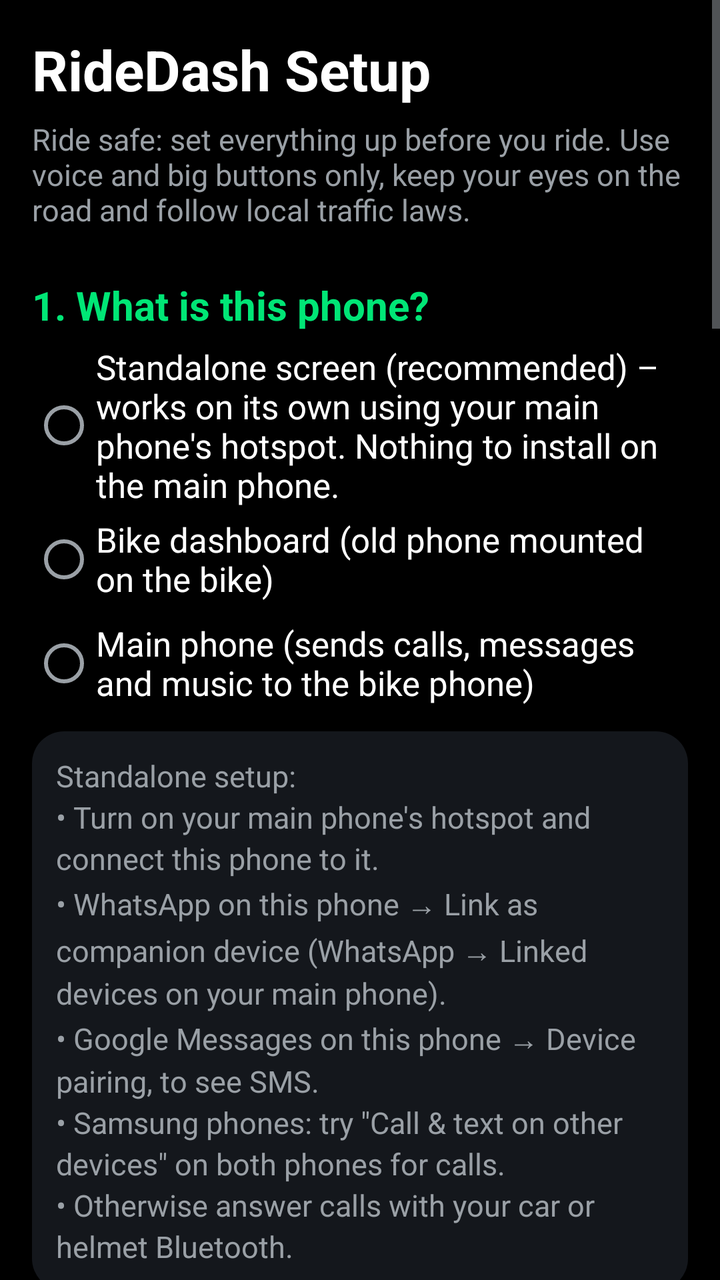
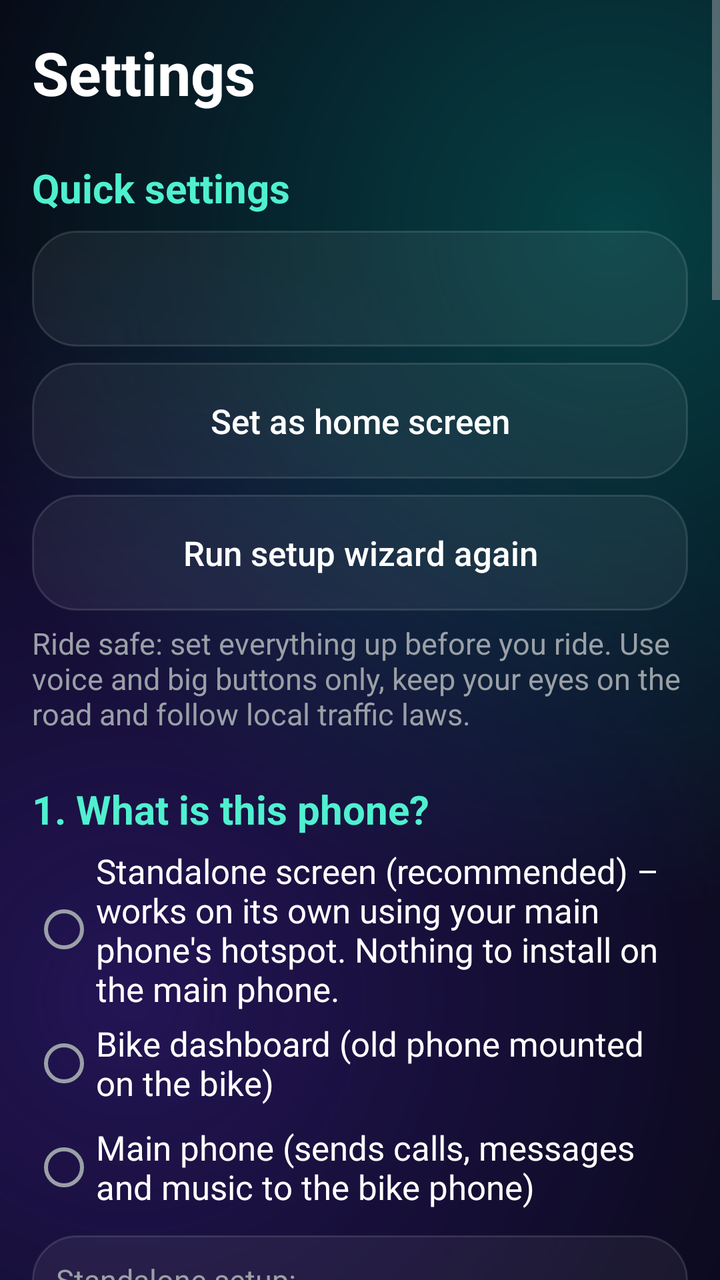

The first picture is an Android layout as it rendered before a commit; the second is the same layout after the commit. The layout source and the unified diff follow.
<!-- AndroidManifest.xml: application theme Theme.RideDash -->
<!-- res/layout/activity_setup.xml -->
<?xml version="1.0" encoding="utf-8"?>
<ScrollView xmlns:android="http://schemas.android.com/apk/res/android"
    android:layout_width="match_parent"
    android:layout_height="match_parent"
    android:background="@color/bg">

    <LinearLayout
        android:layout_width="match_parent"
        android:layout_height="wrap_content"
        android:orientation="vertical"
        android:padding="16dp">

        <TextView
            android:layout_width="match_parent"
            android:layout_height="wrap_content"
            android:text="@string/setup"
            android:textColor="@color/text"
            android:textSize="28sp"
            android:textStyle="bold" />

        <TextView
            style="@style/Body"
            android:text="@string/safety" />

        
        <TextView
            style="@style/Heading"
            android:text="@string/h_mode" />

        <RadioGroup
            android:id="@+id/modeGroup"
            android:layout_width="match_parent"
            android:layout_height="wrap_content"
            android:layout_marginTop="6dp">

            <RadioButton
                android:id="@+id/modeStandalone"
                android:layout_width="match_parent"
                android:layout_height="wrap_content"
                android:minHeight="52dp"
                android:text="@string/mode_standalone"
                android:textColor="@color/text"
                android:textSize="17sp" />

            <RadioButton
                android:id="@+id/modeDashboard"
                android:layout_width="match_parent"
                android:layout_height="wrap_content"
                android:minHeight="52dp"
                android:text="@string/mode_dashboard"
                android:textColor="@color/text"
                android:textSize="17sp" />

            <RadioButton
                android:id="@+id/modeCompanion"
                android:layout_width="match_parent"
                android:layout_height="wrap_content"
                android:minHeight="52dp"
                android:text="@string/mode_companion"
                android:textColor="@color/text"
                android:textSize="17sp" />
        </RadioGroup>

        <TextView
            android:id="@+id/standaloneHelp"
            style="@style/Body"
            android:layout_marginTop="8dp"
            android:background="@drawable/bg_card"
            android:lineSpacingExtra="3dp"
            android:padding="12dp"
            android:text="@string/standalone_help" />

        <TextView
            style="@style/Heading"
            android:text="@string/h_layout" />

        <RadioGroup
            android:id="@+id/layoutGroup"
            android:layout_width="match_parent"
            android:layout_height="wrap_content"
            android:layout_marginTop="6dp">

            <RadioButton
                android:id="@+id/layoutAuto"
                android:layout_width="match_parent"
                android:layout_height="wrap_content"
                android:minHeight="48dp"
                android:text="@string/layout_auto"
                android:textColor="@color/text"
                android:textSize="17sp" />

            <RadioButton
                android:id="@+id/layoutBike"
                android:layout_width="match_parent"
                android:layout_height="wrap_content"
                android:minHeight="48dp"
                android:text="@string/layout_bike"
                android:textColor="@color/text"
                android:textSize="17sp" />

            <RadioButton
                android:id="@+id/layoutCar"
                android:layout_width="match_parent"
                android:layout_height="wrap_content"
                android:minHeight="48dp"
                android:text="@string/layout_car"
                android:textColor="@color/text"
                android:textSize="17sp" />
        </RadioGroup>

        
        <TextView
            style="@style/Heading"
            android:text="@string/h_perms" />

        <TextView
            android:id="@+id/permStatus"
            style="@style/Body"
            android:lineSpacingExtra="4dp"
            android:textColor="@color/text" />

        <Button
            android:id="@+id/btnNotifAccess"
            style="@style/SetupBtn"
            android:text="@string/btn_notif" />

        <Button
            android:id="@+id/btnPerms"
            style="@style/SetupBtn"
            android:text="@string/btn_perms" />

        <Button
            android:id="@+id/btnHome"
            style="@style/SetupBtn"
            android:text="@string/btn_home" />

        <Button
            android:id="@+id/btnBattery"
            style="@style/SetupBtn"
            android:text="@string/btn_battery" />

        <LinearLayout
            android:id="@+id/pairingSection"
            android:layout_width="match_parent"
            android:layout_height="wrap_content"
            android:orientation="vertical">

            
            <TextView
                style="@style/Heading"
                android:text="@string/h_link" />

            <TextView
                style="@style/Body"
                android:text="@string/link_help" />

            <TextView
                android:id="@+id/peerText"
                style="@style/Body"
                android:textColor="@color/text"
                android:textStyle="bold" />

            <TextView
                android:id="@+id/linkStatusText"
                style="@style/Body" />

            <Button
                android:id="@+id/btnBluetooth"
                style="@style/SetupBtn"
                android:text="@string/btn_bt_settings" />

            <Button
                android:id="@+id/btnStartPairing"
                style="@style/SetupBtn"
                android:text="@string/btn_start_pairing" />

            <Button
                android:id="@+id/btnPickPeer"
                style="@style/SetupBtn"
                android:text="@string/btn_pick_peer" />

            <Button
                android:id="@+id/btnPairNow"
                style="@style/SetupBtn"
                android:text="@string/btn_pair_now" />

            <Button
                android:id="@+id/btnForget"
                style="@style/SetupBtn"
                android:text="@string/btn_forget" />
        </LinearLayout>

        
        <TextView
            style="@style/Heading"
            android:text="@string/h_favs" />

        <EditText
            android:id="@+id/fav1"
            style="@style/Field"
            android:hint="@string/fav_hint"
            android:inputType="text" />

        <EditText
            android:id="@+id/fav2"
            style="@style/Field"
            android:hint="@string/fav_hint"
            android:inputType="text" />

        <EditText
            android:id="@+id/fav3"
            style="@style/Field"
            android:hint="@string/fav_hint"
            android:inputType="text" />

        <TextView
            style="@style/Heading"
            android:text="@string/h_sos" />

        <EditText
            android:id="@+id/sosContact"
            style="@style/Field"
            android:hint="@string/sos_hint"
            android:inputType="text" />

        
        <TextView
            style="@style/Heading"
            android:text="@string/h_replies" />

        <EditText
            android:id="@+id/quickReplies"
            style="@style/Field"
            android:gravity="top|start"
            android:inputType="textMultiLine"
            android:minLines="4" />

        <CheckBox
            android:id="@+id/readAloud"
            android:layout_width="match_parent"
            android:layout_height="wrap_content"
            android:layout_marginTop="16dp"
            android:minHeight="52dp"
            android:text="@string/read_aloud"
            android:textColor="@color/text"
            android:textSize="17sp" />

        <Button
            android:id="@+id/btnSave"
            style="@style/SetupBtn"
            android:layout_height="72dp"
            android:layout_marginTop="24dp"
            android:layout_marginBottom="32dp"
            android:background="@drawable/bg_accent"
            android:text="@string/save"
            android:textSize="20sp"
            android:textStyle="bold" />
    </LinearLayout>
</ScrollView>
<!-- resources referenced by this layout -->
<resources>
  <color name="bg">#000000</color>
  <color name="text">#FFFFFF</color>
  <!-- drawable bg_card (drawable) -->
  <?xml version="1.0" encoding="utf-8"?>
  <shape xmlns:android="http://schemas.android.com/apk/res/android" android:shape="rectangle">
      <solid android:color="@color/card" />
      <corners android:radius="16dp" />
  </shape>
  <string name="btn_bt_settings">Open Bluetooth settings</string>
  <string name="btn_forget">Forget paired phone</string>
  <string name="btn_notif">Allow notification access</string>
  <string name="btn_pick_peer">Main phone: choose bike phone</string>
  <string name="h_favs">4. Favourite contacts</string>
  <string name="h_layout">Screen layout</string>
  <string name="h_link">3. Secure pairing of the two phones</string>
  <string name="h_mode">1. What is this phone?</string>
  <string name="h_perms">2. Permissions</string>
  <string name="h_replies">5. Quick replies (one per line)</string>
  <string name="h_sos">SOS contact</string>
  <string name="layout_bike">Bike – always portrait</string>
  <string name="layout_car">Car – always landscape</string>
  <string name="save">SAVE AND START</string>
  <string name="setup">RideDash Setup</string>
  <style name="Heading">
          <item name="android:layout_width">match_parent</item>
          <item name="android:layout_height">wrap_content</item>
          <item name="android:layout_marginTop">24dp</item>
          <item name="android:textColor">@color/accent</item>
          <item name="android:textSize">20sp</item>
          <item name="android:textStyle">bold</item>
      </style>
  <style name="SetupBtn">
          <item name="android:layout_width">match_parent</item>
          <item name="android:layout_height">60dp</item>
          <item name="android:layout_marginTop">8dp</item>
          <item name="android:background">@drawable/bg_tile</item>
          <item name="android:textColor">@color/text</item>
          <item name="android:textSize">17sp</item>
          <item name="android:textAllCaps">false</item>
      </style>
  <style name="Theme.RideDash" parent="Theme.AppCompat.NoActionBar">
          <item name="colorPrimary">@color/accent</item>
          <item name="colorPrimaryDark">@color/bg</item>
          <item name="colorAccent">@color/accent</item>
          <item name="android:windowBackground">@color/bg</item>
          <item name="android:textColorPrimary">@color/text</item>
          <item name="android:textColorSecondary">@color/text_secondary</item>
      </style>
  <color name="answer_pressed">#009624</color>
  <color name="answer">#00C853</color>
  <color name="card">#14171C</color>
  <color name="text_secondary">#9AA0A6</color>
  <color name="accent">#00E676</color>
  <!-- drawable bg_tile (drawable) -->
  <?xml version="1.0" encoding="utf-8"?>
  <selector xmlns:android="http://schemas.android.com/apk/res/android">
      <item android:state_pressed="true">
          <shape android:shape="rectangle">
              <solid android:color="@color/tile_pressed" />
              <corners android:radius="16dp" />
          </shape>
      </item>
      <item>
          <shape android:shape="rectangle">
              <solid android:color="@color/tile" />
              <corners android:radius="16dp" />
              <stroke android:width="1dp" android:color="@color/stroke" />
          </shape>
      </item>
  </selector>
  <color name="tile_pressed">#323A45</color>
  <color name="tile">#1E232A</color>
  <color name="stroke">#2C333C</color>
  <!-- unchanged entries left out for length: 18 -->
</resources>

<!-- the commit's change to res/layout/activity_setup.xml (unified diff, before → after) -->
@@ -2,7 +2,7 @@
 <ScrollView xmlns:android="http://schemas.android.com/apk/res/android"
     android:layout_width="match_parent"
     android:layout_height="match_parent"
-    android:background="@color/bg">
+    android:background="@drawable/bg_glow">
 
     <LinearLayout
         android:layout_width="match_parent"
@@ -13,10 +13,28 @@
         <TextView
             android:layout_width="match_parent"
             android:layout_height="wrap_content"
-            android:text="@string/setup"
+            android:text="@string/settings"
             android:textColor="@color/text"
-            android:textSize="28sp"
+            android:textSize="30sp"
             android:textStyle="bold" />
+
+        <TextView
+            style="@style/Heading"
+            android:text="@string/h_quick" />
+
+        <Button
+            android:id="@+id/btnMusicApp"
+            style="@style/SetupBtn" />
+
+        <Button
+            android:id="@+id/btnSetHome"
+            style="@style/SetupBtn"
+            android:text="@string/wiz_home_title" />
+
+        <Button
+            android:id="@+id/btnWizard"
+            style="@style/SetupBtn"
+            android:text="@string/run_wizard" />
 
         <TextView
             style="@style/Body"
<!-- resource entries referenced after the edit -->
@@ -4,10 +4,31 @@
   <color name="text">#FFFFFF</color>
   <!-- drawable bg_card (drawable) -->
   <?xml version="1.0" encoding="utf-8"?>
-  <shape xmlns:android="http://schemas.android.com/apk/res/android" android:shape="rectangle">
-      <solid android:color="@color/card" />
-      <corners android:radius="16dp" />
-  </shape>
+  <selector xmlns:android="http://schemas.android.com/apk/res/android">
+      <item android:state_pressed="true">
+          <shape android:shape="rectangle"><solid android:color="#1FFFFFFF" /><stroke android:width="1dp" android:color="#33FFFFFF" /><corners android:radius="22dp" /></shape>
+      </item>
+      <item>
+          <shape android:shape="rectangle"><solid android:color="#0FFFFFFF" /><stroke android:width="1dp" android:color="#1FFFFFFF" /><corners android:radius="22dp" /></shape>
+      </item>
+  </selector>
+  <!-- drawable bg_glow (drawable) -->
+  <?xml version="1.0" encoding="utf-8"?>
+  <layer-list xmlns:android="http://schemas.android.com/apk/res/android">
+      <item><shape android:shape="rectangle"><solid android:color="#070815" /></shape></item>
+      <item>
+          <shape android:shape="rectangle">
+              <gradient android:type="radial" android:centerX="0.18" android:centerY="0.78"
+                  android:gradientRadius="380dp" android:startColor="#883B1E8C" android:endColor="#003B1E8C" />
+          </shape>
+      </item>
+      <item>
+          <shape android:shape="rectangle">
+              <gradient android:type="radial" android:centerX="0.85" android:centerY="0.18"
+                  android:gradientRadius="340dp" android:startColor="#5500B3A4" android:endColor="#0000B3A4" />
+          </shape>
+      </item>
+  </layer-list>
   <string name="btn_bt_settings">Open Bluetooth settings</string>
   <string name="btn_forget">Forget paired phone</string>
   <string name="btn_notif">Allow notification access</string>
@@ -17,25 +38,28 @@
   <string name="h_link">3. Secure pairing of the two phones</string>
   <string name="h_mode">1. What is this phone?</string>
   <string name="h_perms">2. Permissions</string>
+  <string name="h_quick">Quick settings</string>
   <string name="h_replies">5. Quick replies (one per line)</string>
   <string name="h_sos">SOS contact</string>
   <string name="layout_bike">Bike – always portrait</string>
   <string name="layout_car">Car – always landscape</string>
+  <string name="run_wizard">Run setup wizard again</string>
   <string name="save">SAVE AND START</string>
-  <string name="setup">RideDash Setup</string>
+  <string name="settings">Settings</string>
+  <string name="wiz_home_title">Set as home screen</string>
   <style name="Heading">
           <item name="android:layout_width">match_parent</item>
           <item name="android:layout_height">wrap_content</item>
           <item name="android:layout_marginTop">24dp</item>
-          <item name="android:textColor">@color/accent</item>
+          <item name="android:textColor">#4FF0CF</item>
           <item name="android:textSize">20sp</item>
           <item name="android:textStyle">bold</item>
       </style>
   <style name="SetupBtn">
           <item name="android:layout_width">match_parent</item>
-          <item name="android:layout_height">60dp</item>
+          <item name="android:layout_height">58dp</item>
           <item name="android:layout_marginTop">8dp</item>
-          <item name="android:background">@drawable/bg_tile</item>
+          <item name="android:background">@drawable/bg_card</item>
           <item name="android:textColor">@color/text</item>
           <item name="android:textSize">17sp</item>
           <item name="android:textAllCaps">false</item>
@@ -43,36 +67,15 @@
   <style name="Theme.RideDash" parent="Theme.AppCompat.NoActionBar">
           <item name="colorPrimary">@color/accent</item>
           <item name="colorPrimaryDark">@color/bg</item>
-          <item name="colorAccent">@color/accent</item>
+          <item name="colorAccent">#00F5C4</item>
           <item name="android:windowBackground">@color/bg</item>
           <item name="android:textColorPrimary">@color/text</item>
           <item name="android:textColorSecondary">@color/text_secondary</item>
       </style>
   <color name="answer_pressed">#009624</color>
   <color name="answer">#00C853</color>
-  <color name="card">#14171C</color>
   <color name="text_secondary">#9AA0A6</color>
   <color name="accent">#00E676</color>
-  <!-- drawable bg_tile (drawable) -->
-  <?xml version="1.0" encoding="utf-8"?>
-  <selector xmlns:android="http://schemas.android.com/apk/res/android">
-      <item android:state_pressed="true">
-          <shape android:shape="rectangle">
-              <solid android:color="@color/tile_pressed" />
-              <corners android:radius="16dp" />
-          </shape>
-      </item>
-      <item>
-          <shape android:shape="rectangle">
-              <solid android:color="@color/tile" />
-              <corners android:radius="16dp" />
-              <stroke android:width="1dp" android:color="@color/stroke" />
-          </shape>
-      </item>
-  </selector>
-  <color name="tile_pressed">#323A45</color>
-  <color name="tile">#1E232A</color>
-  <color name="stroke">#2C333C</color>
   <!-- unchanged entries left out for length: 18 -->
 </resources>
 
